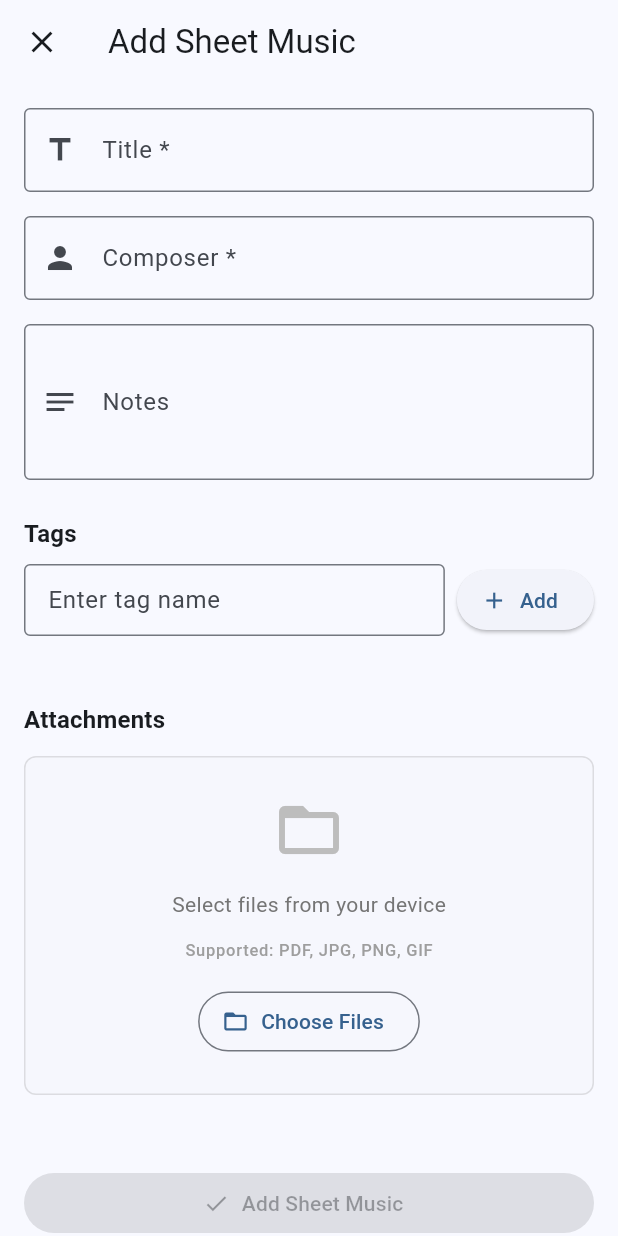
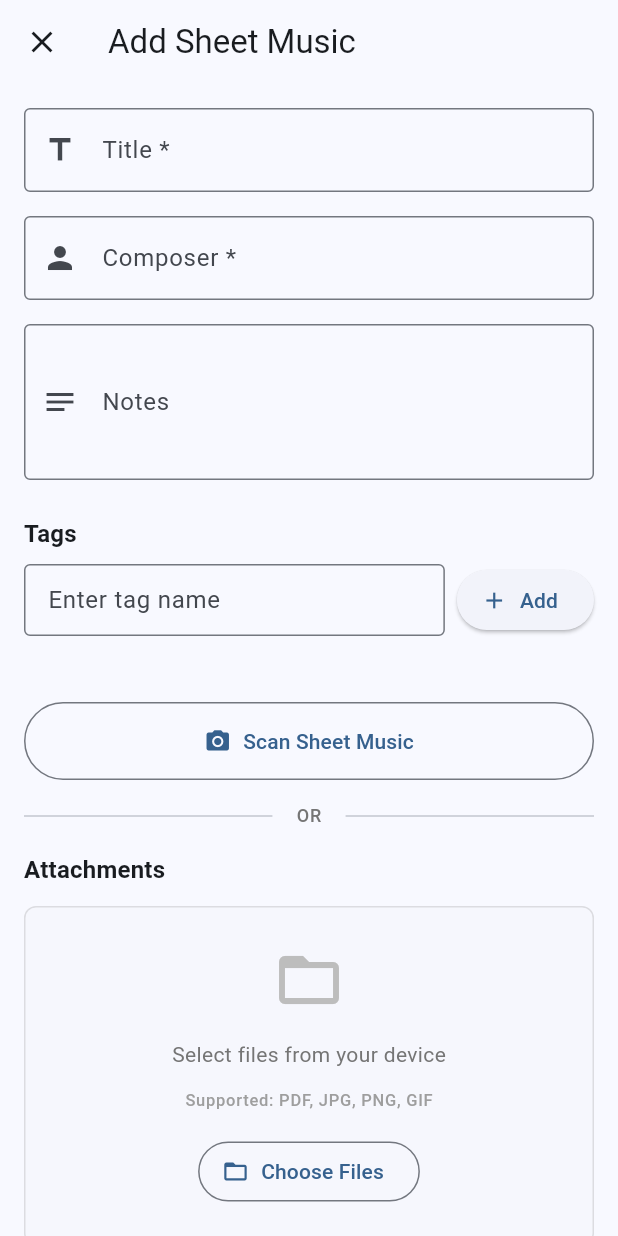
Before and after one commit to tomatitito/sheet-scanner, a Flutter app: the _AddSheetForm screen opened directly with empty values, on a phone screen of 412 x 824 dp. Run offline on Flutter 3.47's test engine with Material 3 defaults, Android fonts, the phone set to English and light mode, and no system bars; our stand-ins replace camera, drift, equatable, file_picker, flutter_bloc, freezed_annotation and 4 more; missing offline and left inert: google_mlkit_text_recognition; accounts and stored records are empty; generated files the repository leaves out were written again.

Commit message:
feat: Add scan button UI to AddSheetPage
- Add 'Scan Sheet Music' button with camera icon
- Position button above file picker with OR divider
- Disable button when form is submitting
- Placeholder for navigation handler (next task)

Implements sheet-scanner-eqk

```diff
--- a/lib/features/sheet_music/presentation/pages/add_sheet_page.dart
+++ b/lib/features/sheet_music/presentation/pages/add_sheet_page.dart
@@ -1,5 +1,6 @@
 import 'package:flutter/material.dart';
 import 'package:flutter_bloc/flutter_bloc.dart';
+import 'package:go_router/go_router.dart';
 import 'package:sheet_scanner/core/di/injection.dart';
 import 'package:sheet_scanner/features/sheet_music/data/services/file_picker_service.dart';
 import 'package:sheet_scanner/features/sheet_music/presentation/cubit/add_sheet_cubit.dart';
@@ -311,6 +312,47 @@ class _AddSheetFormState extends State<_AddSheetForm> {
                     ),
                   const SizedBox(height: 32),
 
+                  // Scan button - OCR text recognition
+                  SizedBox(
+                    width: double.infinity,
+                    child: OutlinedButton.icon(
+                      onPressed: isSubmitting
+                          ? null
+                          : () {
+                              // Navigate to scan camera page for OCR
+                              context.go('/scan');
+                            },
+                      icon: const Icon(Icons.camera_alt),
+                      label: const Text('Scan Sheet Music'),
+                      style: OutlinedButton.styleFrom(
+                        padding: const EdgeInsets.symmetric(
+                          horizontal: 24,
+                          vertical: 16,
+                        ),
+                      ),
+                    ),
+                  ),
+                  const SizedBox(height: 16),
+
+                  // Divider with "OR" text
+                  Row(
+                    children: [
+                      const Expanded(child: Divider()),
+                      Padding(
+                        padding: const EdgeInsets.symmetric(horizontal: 16),
+                        child: Text(
+                          'OR',
+                          style:
+                              Theme.of(context).textTheme.labelMedium?.copyWith(
+                                    color: Colors.grey[600],
+                                  ),
+                        ),
+                      ),
+                      const Expanded(child: Divider()),
+                    ],
+                  ),
+                  const SizedBox(height: 16),
+
                   // File picker section - using enhanced drop zone widget
                   FilePickerDropZone(
                     selectedFiles: widget.selectedFiles,
```
Also changed, not shown: 2 other files.
